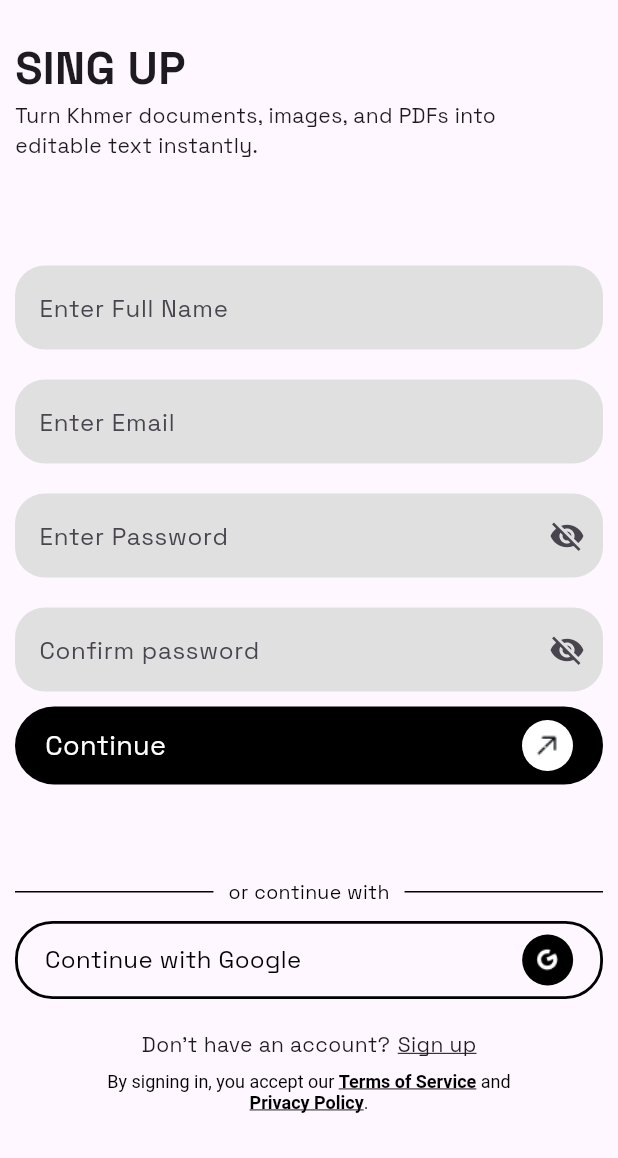
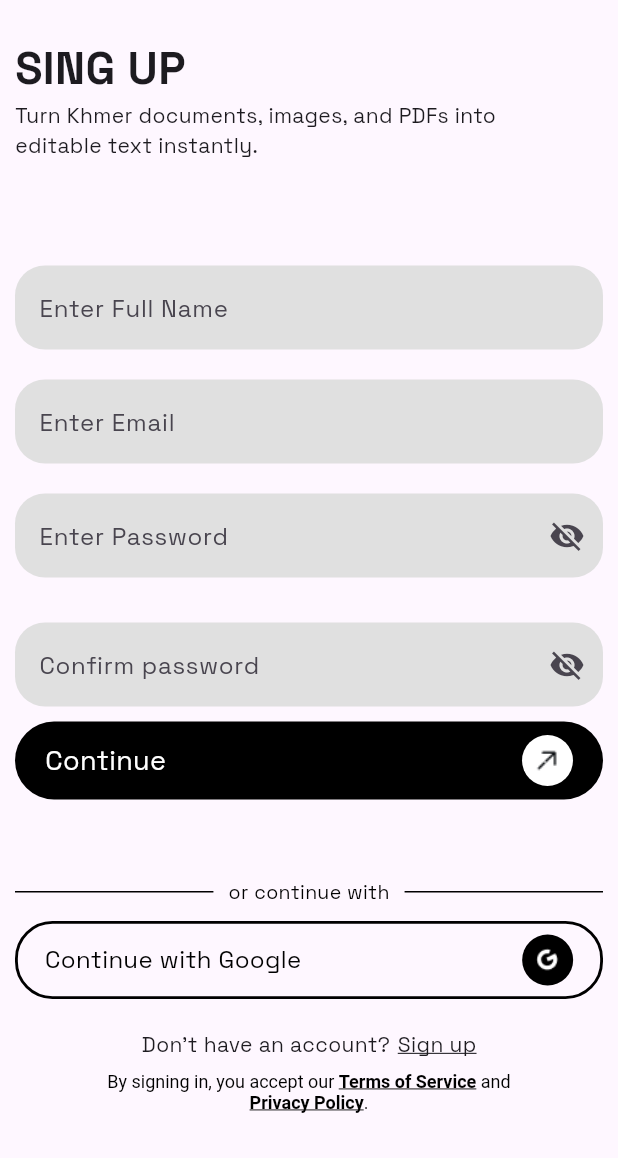
Before and after one commit to kaomeyly/Test-Api-Flutter, a Flutter app: the screen it shows after launch, after a tap on "Don't have an account?", on a phone screen of 412 x 824 dp, the part 78-1236 px from its top. Run offline on Flutter 3.47's test engine with Material 3 defaults, Android fonts, the phone set to English and light mode, and no system bars; our stand-ins replace dio, get, get_storage, google_fonts, image_picker, pretty_dio_logger and 1 more; missing offline and left inert: contentsize_tabbarview; accounts and stored records are empty; network calls fail.

Commit message:
Your commit message

```diff
--- a/lib/screens/login_screen/login_screen_view.dart
+++ b/lib/screens/login_screen/login_screen_view.dart
@@ -185,7 +185,7 @@ class LoginScreenView extends GetView<LoginScreenController> {
                 ),
               ),
             ),
-            SizedBox(height: 20),
+            SizedBox(height: 22),
             Column(
               crossAxisAlignment: CrossAxisAlignment.center,
               children: [
--- a/lib/screens/profile_screen/profile_screen_view.dart
+++ b/lib/screens/profile_screen/profile_screen_view.dart
@@ -133,7 +133,7 @@ class ProfileScreenView extends GetView<ProfileScreenViewController> {
               subtitle: "Change your password",
               onTap: () => _showChangePasswordDialog(),
             ),
-            const SizedBox(height: 24),
+            const SizedBox(height: 25),
 
             // LOGOUT
             _sectionLabel("ACCOUNT"),
--- a/lib/screens/register_screen/register_screen_view.dart
+++ b/lib/screens/register_screen/register_screen_view.dart
@@ -62,7 +62,7 @@ class RegisterScreenView extends GetView<RegisterScreenViewController> {
                 ),
               ),
             ),
-            SizedBox(height: 20),
+            SizedBox(height: 30),
 
             Obx(
               () => customtextfield(
```
